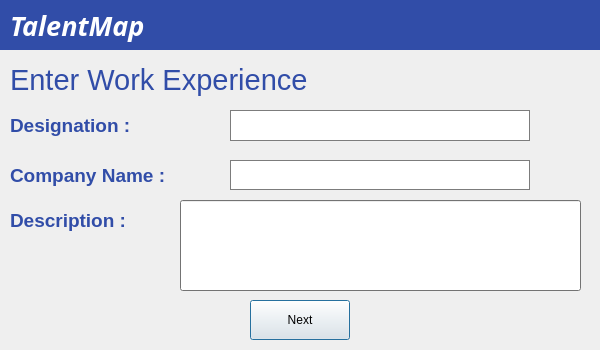
Qt form nFrame4.ui (MetheMeticien/CV-Maker-using-PyQt5) before a commit.
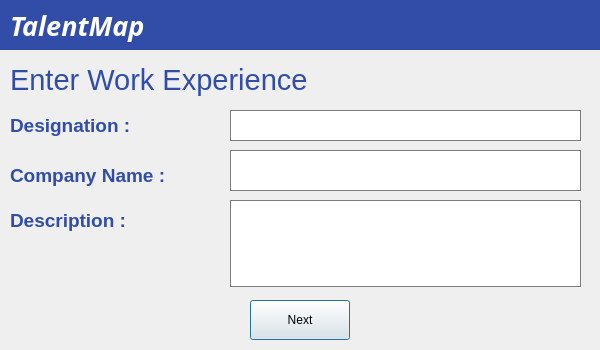
The same form after that commit.

Patch:
```diff
--- a/nFrame4.ui
+++ b/nFrame4.ui
@@ -219,16 +219,6 @@
      <string>Next</string>
     </property>
    </widget>
-   <widget class="QLineEdit" name="descripbox">
-    <property name="geometry">
-     <rect>
-      <x>180</x>
-      <y>150</y>
-      <width>401</width>
-      <height>91</height>
-     </rect>
-    </property>
-   </widget>
    <widget class="QLabel" name="label_3">
     <property name="geometry">
      <rect>
@@ -273,18 +263,28 @@
      <rect>
       <x>230</x>
       <y>60</y>
-      <width>300</width>
+      <width>351</width>
       <height>31</height>
      </rect>
     </property>
    </widget>
-   <widget class="QTextBrowser" name="companybox">
+   <widget class="QTextEdit" name="textEdit">
     <property name="geometry">
      <rect>
       <x>230</x>
-      <y>110</y>
-      <width>300</width>
-      <height>30</height>
+      <y>100</y>
+      <width>351</width>
+      <height>41</height>
+     </rect>
+    </property>
+   </widget>
+   <widget class="QTextEdit" name="textEdit_2">
+    <property name="geometry">
+     <rect>
+      <x>230</x>
+      <y>150</y>
+      <width>351</width>
+      <height>87</height>
      </rect>
     </property>
    </widget>
```
